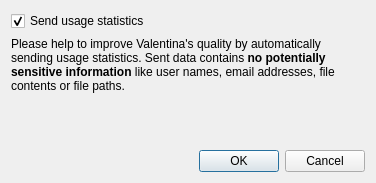
First picture: the form in src/libs/vmisc/dialogs/dialogaskcollectstatistic.ui, repository dismine/valentina, before the edit.
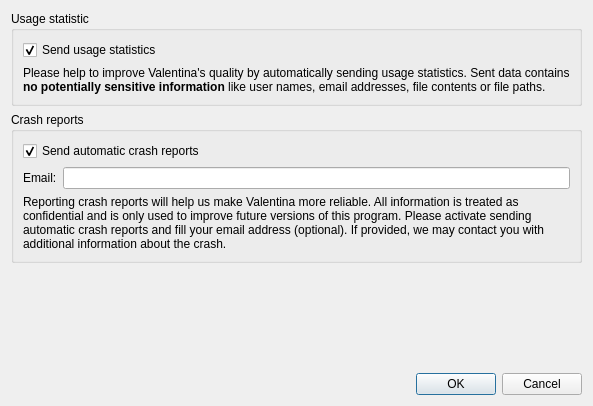
Second picture: the form after the edit. Icons and pictures are not drawn.

Commit message: Automatic crash reports.

Patch:
```diff
--- a/src/libs/vmisc/dialogs/dialogaskcollectstatistic.ui
+++ b/src/libs/vmisc/dialogs/dialogaskcollectstatistic.ui
@@ -6,8 +6,8 @@
    <rect>
     <x>0</x>
     <y>0</y>
-    <width>376</width>
-    <height>183</height>
+    <width>593</width>
+    <height>406</height>
    </rect>
   </property>
   <property name="windowTitle">
@@ -19,6 +19,12 @@
   </property>
   <layout class="QVBoxLayout" name="verticalLayout">
    <item>
+    <widget class="QGroupBox" name="groupBox_12">
+     <property name="title">
+      <string>Usage statistic</string>
+     </property>
+     <layout class="QVBoxLayout" name="verticalLayout_13">
+      <item>
     <widget class="QCheckBox" name="checkBoxSendUsageStatistics">
      <property name="text">
       <string>Send usage statistics</string>
@@ -29,13 +35,63 @@
     </widget>
    </item>
    <item>
-    <widget class="QLabel" name="label">
+       <widget class="QLabel" name="label_15">
      <property name="text">
       <string>Please help to improve Valentina's quality by automatically sending usage statistics. Sent data contains &lt;span style=&quot; font-weight:700;&quot;&gt;no potentially sensitive information&lt;/span&gt; like user names, email addresses, file contents or file paths.</string>
      </property>
      <property name="wordWrap">
       <bool>true</bool>
      </property>
+       </widget>
+      </item>
+     </layout>
+    </widget>
+   </item>
+   <item>
+    <widget class="QGroupBox" name="groupBoxCrashReports">
+     <property name="title">
+      <string>Crash reports</string>
+     </property>
+     <layout class="QVBoxLayout" name="verticalLayout_11">
+      <item>
+       <widget class="QCheckBox" name="checkBoxSendCrashReports">
+        <property name="text">
+         <string>Send automatic crash reports</string>
+        </property>
+        <property name="checked">
+         <bool>true</bool>
+        </property>
+       </widget>
+      </item>
+      <item>
+       <layout class="QHBoxLayout" name="horizontalLayout_6">
+        <item>
+         <widget class="QLabel" name="label_7">
+          <property name="text">
+           <string>Email:</string>
+          </property>
+         </widget>
+        </item>
+        <item>
+         <widget class="QLineEdit" name="lineEditCrashUserEmail">
+          <property name="clearButtonEnabled">
+           <bool>true</bool>
+          </property>
+         </widget>
+        </item>
+       </layout>
+      </item>
+      <item>
+       <widget class="QLabel" name="label_9">
+        <property name="text">
+         <string>Reporting crash reports will help us make Valentina more reliable. All information is treated as confidential and is only used to improve future versions of this program. Please activate sending automatic crash reports and fill your email address (optional). If provided, we may contact you with additional information about the crash.</string>
+        </property>
+        <property name="wordWrap">
+         <bool>true</bool>
+        </property>
+       </widget>
+      </item>
+     </layout>
     </widget>
    </item>
    <item>
```
Lines whose indentation alone changed are shown as unchanged. The commit also changes 53 other files.
